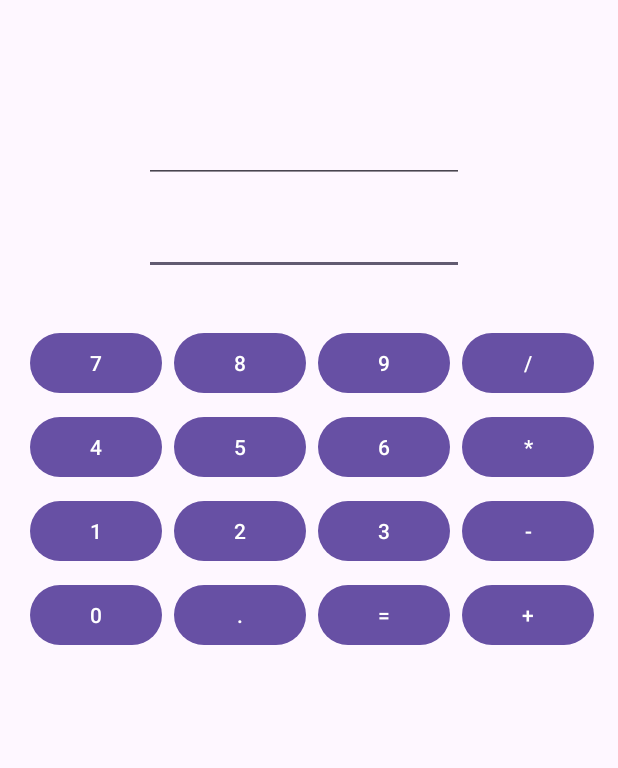
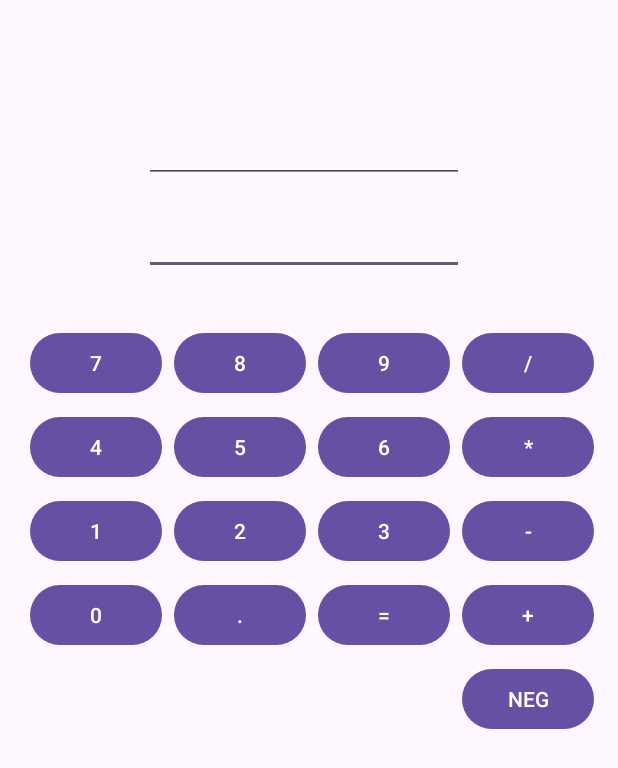
Before and after one commit to SG0MZ/android-calculator, an Android app: the screen it shows after launch (MainActivity), on a phone screen of 412 x 824 dp. Shown: the top 768 px of the screen. Run offline under Robolectric (Android 15) with nearby library versions, the phone set to English and light mode, and no system bars.

Commit message:
Code Changes - First Commit

```diff
--- a/app/src/main/res/layout/activity_main.xml
+++ b/app/src/main/res/layout/activity_main.xml
@@ -153,6 +153,16 @@
         app:layout_constraintTop_toBottomOf="@+id/result" />
 
     <Button
+        android:id="@+id/buttonNeg"
+        android:layout_width="wrap_content"
+        android:layout_height="wrap_content"
+        android:layout_marginTop="8dp"
+        android:layout_marginEnd="16dp"
+        android:text="NEG"
+        app:layout_constraintEnd_toEndOf="parent"
+        app:layout_constraintTop_toBottomOf="@+id/buttonPlus" />
+
+    <Button
         android:id="@+id/buttonPlus"
         android:layout_width="wrap_content"
         android:layout_height="wrap_content"
```
Also changed, not shown: app/src/main/java/com/example/calculator/MainActivity.kt (+16 -0 lines).
